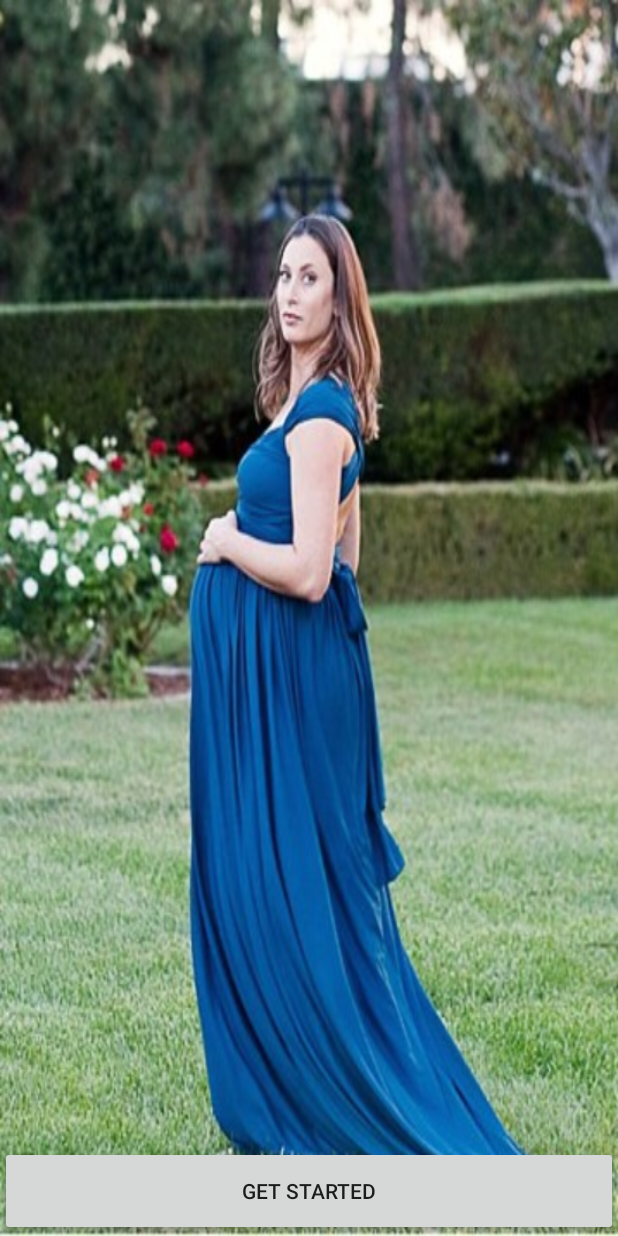
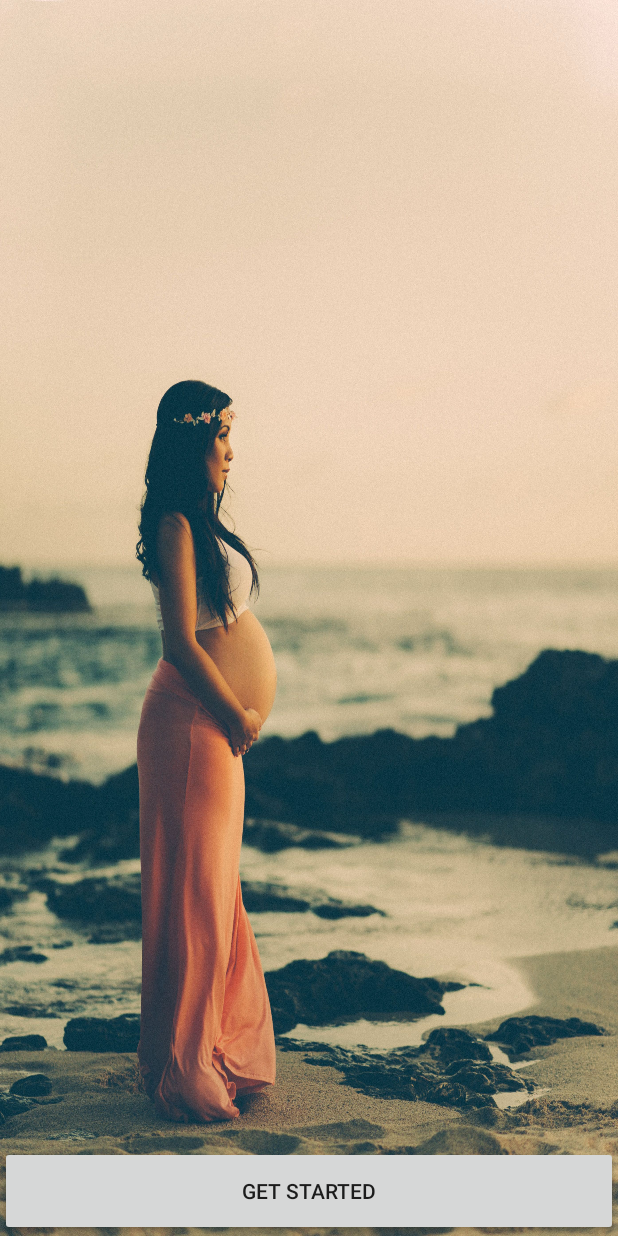
Before and after one commit to ranjit1997/Action_bar_tabbed, an Android app: the screen it shows after launch (First_page), on a phone screen of 412 x 824 dp. Run offline under Robolectric (Android 15) with nearby library versions, the phone set to English and light mode, and no system bars.

Commit message:
new_change

```diff
--- a/app/src/main/res/layout/activity_first_page.xml
+++ b/app/src/main/res/layout/activity_first_page.xml
@@ -3,7 +3,7 @@
     xmlns:app="http://schemas.android.com/apk/res-auto"
     xmlns:tools="http://schemas.android.com/tools"
     android:layout_width="match_parent"
-    android:background="@drawable/maternity2"
+    android:background="@drawable/mat_new"
     android:layout_height="match_parent"
     tools:context=".First_page">
 
```
Also changed, not shown: app/src/main/res/drawable/mat_new.jpg (added).
